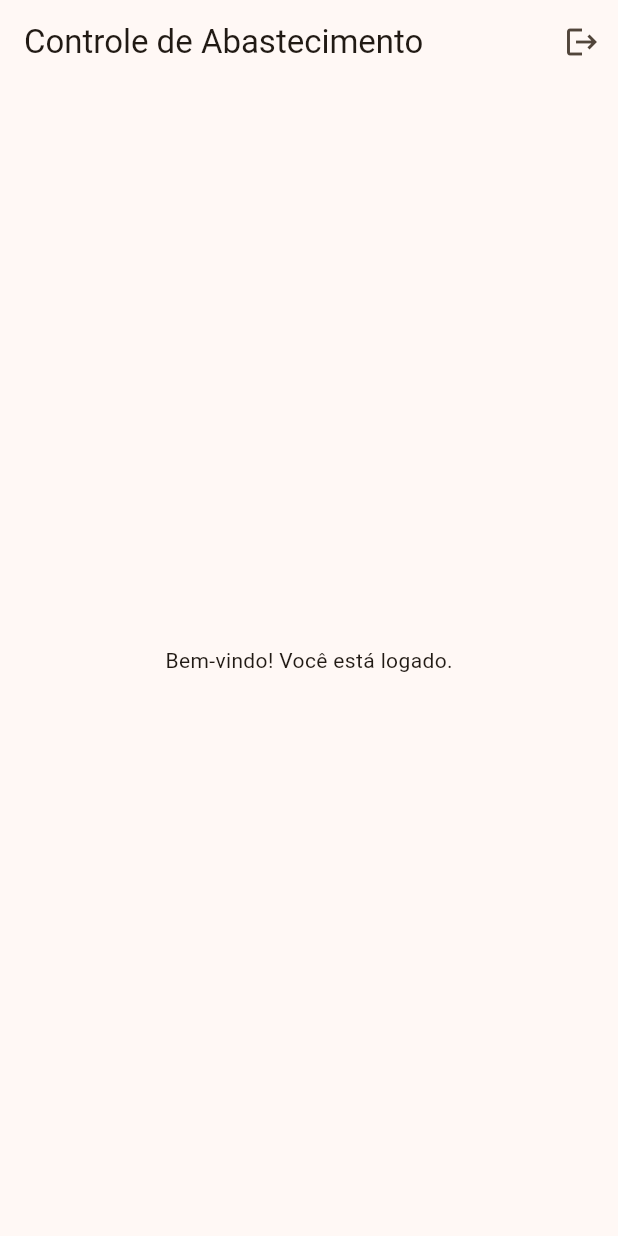
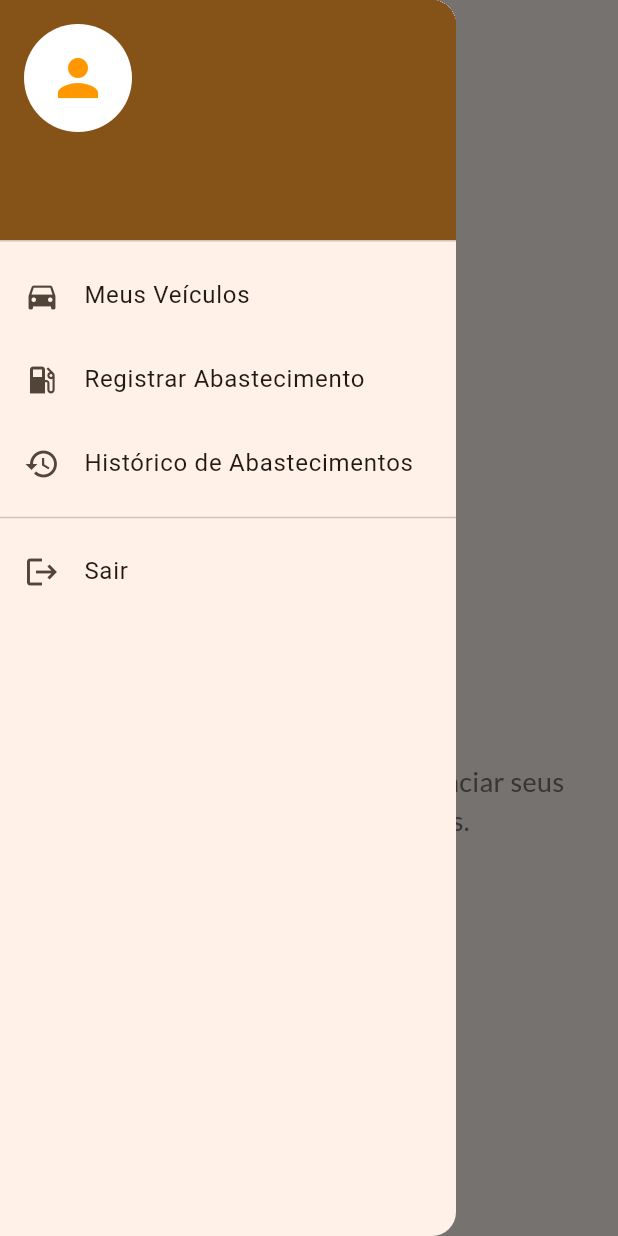
Before and after one commit to SilvioGobo/ProjetoFlutter, a Flutter app: the screen it shows once a user with an empty profile is signed in, with the side drawer open (before the commit the screen has no drawer), on a phone screen of 412 x 824 dp. Run offline on Flutter 3.47's test engine with Material 3 defaults, Android fonts, the phone set to English and light mode, and no system bars; our stand-ins replace cloud_firestore, firebase_auth, firebase_core, google_fonts; accounts and stored records are empty; network calls fail.

Commit message:
etapa 3 e 5 feitas, feat(veiculo): controle de veículos e style(theme): tema customizado e navegação

```diff
--- a/lib/screens/home_screen.dart
+++ b/lib/screens/home_screen.dart
@@ -1,4 +1,6 @@
 import 'package:flutter/material.dart';
+import 'package:google_fonts/google_fonts.dart';
+import 'veiculos_list_screen.dart';
 import 'package:provider/provider.dart';
 import '../services/auth_service.dart';
 
@@ -7,21 +9,109 @@ class HomeScreen extends StatelessWidget {
 
   @override
   Widget build(BuildContext context) {
+    // Pega o nome do usuário (do email) para o "Olá"
+    final user = context.read<AuthService>().usuario;
+    final String nomeUsuario = user?.email?.split('@').first ?? "Usuário";
+
     return Scaffold(
-      appBar: AppBar(
-        title: const Text("Controle de Abastecimento"),
-        actions: [
-          // Botão de Sair (Logout)
-          IconButton(
-            icon: const Icon(Icons.logout),
-            onPressed: () {
-              context.read<AuthService>().logout();
-            },
+      appBar: AppBar(title: const Text("Página Inicial")),
+      // drawer feito
+      drawer: Drawer(
+        child: ListView(
+          padding: EdgeInsets.zero,
+          children: [
+            UserAccountsDrawerHeader(
+              accountName: Text(
+                nomeUsuario,
+                style: const TextStyle(fontWeight: FontWeight.bold),
+              ),
+              accountEmail: Text(user?.email ?? ""),
+              currentAccountPicture: const CircleAvatar(
+                backgroundColor: Colors.white,
+                child: Icon(Icons.person, size: 40, color: Colors.orange),
+              ),
+              decoration: BoxDecoration(color: Theme.of(context).primaryColor),
+            ),
+            ListTile(
+              leading: const Icon(Icons.directions_car),
+              title: const Text("Meus Veículos"),
+              onTap: () {
+                Navigator.pop(context);
+                Navigator.push(
+                  context,
+                  MaterialPageRoute(
+                    builder: (context) => const VeiculosListScreen(),
+                  ),
+                );
+              },
+            ),
+            ListTile(
+              leading: const Icon(Icons.local_gas_station),
+              title: const Text("Registrar Abastecimento"),
+              onTap: () {
+                Navigator.pop(context);
+                ScaffoldMessenger.of(context).showSnackBar(
+                  const SnackBar(
+                    content: Text("Tela de Abastecimento (em breve!)"),
+                  ),
+                );
+              },
+            ),
+            ListTile(
+              leading: const Icon(Icons.history),
+              title: const Text("Histórico de Abastecimentos"),
+              onTap: () {
+                Navigator.pop(context);
+                ScaffoldMessenger.of(context).showSnackBar(
+                  const SnackBar(
+                    content: Text("Tela de Histórico (em breve!)"),
+                  ),
+                );
+              },
+            ),
+            const Divider(),
+            ListTile(
+              leading: const Icon(Icons.logout),
+              title: const Text("Sair"),
+              onTap: () {
+                context.read<AuthService>().logout();
+                Navigator.pop(context); // Fecha o drawer
+              },
+            ),
+          ],
+        ),
+      ),
+      body: Center(
+        child: Padding(
+          padding: const EdgeInsets.all(24.0),
+          child: Column(
+            mainAxisAlignment: MainAxisAlignment.center,
+            children: [
+              Image.network(
+                "https://placehold.co/400x200/FF9800/FFFFFF?text=Controle+de+Combust%EDvel&font=roboto",
+                height: 150,
+                errorBuilder: (context, error, stackTrace) =>
+                    const Icon(Icons.error, size: 100, color: Colors.grey),
+              ),
+              const SizedBox(height: 32),
+              Text(
+                "Olá, $nomeUsuario!",
+                textAlign: TextAlign.center,
+                style: GoogleFonts.lato(
+                  fontSize: 28,
+                  fontWeight: FontWeight.bold,
+                  color: Colors.grey[800],
+                ),
+              ),
+              const SizedBox(height: 16),
+              Text(
+                "Use o menu lateral (☰) para gerenciar seus veículos e abastecimentos.",
+                textAlign: TextAlign.center,
+                style: GoogleFonts.lato(fontSize: 18, color: Colors.grey[600]),
+              ),
+            ],
           ),
-        ],
-      ),
-      body: const Center(
-        child: Text("Bem-vindo! Você está logado."),
+        ),
       ),
     );
   }
```
Also changed, not shown: lib/main.dart (+20 -1 lines), lib/models/veiculo.dart (added, +44 -0 lines), lib/screens/add_veiculo_screen.dart (added, +226 -0 lines), lib/screens/veiculos_list_screen.dart (added, +132 -0 lines), lib/services/firestore_service.dart (added, +41 -0 lines).
